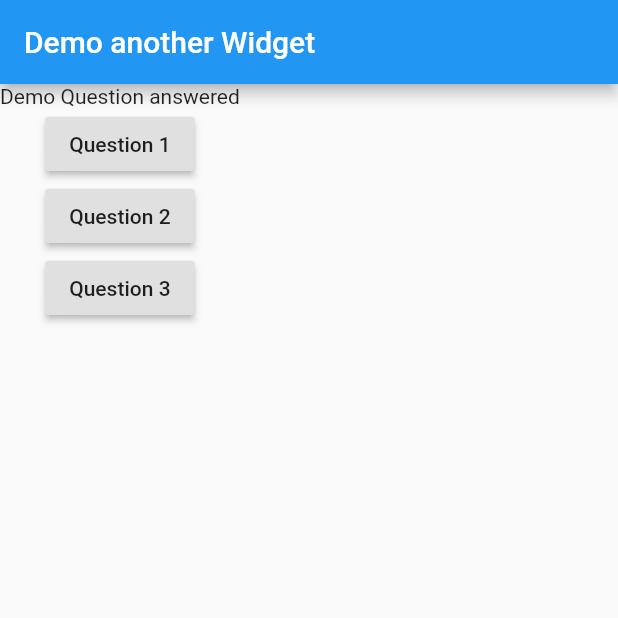
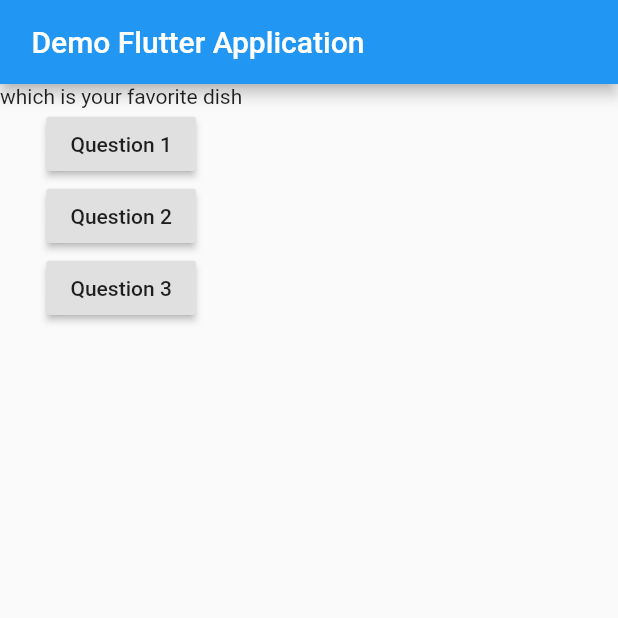
Before and after one commit to VinayTShetty/Flutter, a Flutter app: the screen it shows after launch, on a phone screen of 412 x 824 dp, the top half of it. Run offline on Flutter 3.47's test engine with Material 2 defaults, Android fonts, the light colour scheme and no system bars.

Commit message:
using Array Function for the Dynamic Question in the application.

```diff
--- a/FlutterApp/flutter_course_project/lib/main.dart
+++ b/FlutterApp/flutter_course_project/lib/main.dart
@@ -18,12 +18,13 @@ class MyApp extends StatelessWidget {
 class DemoApp extends StatelessWidget {
   @override
   Widget build(BuildContext context) {
+    var question = ['which is your favorite dish','what s your favorite Sports'];
     // TODO: implement build
     return MaterialApp(
         home: Scaffold(
-            appBar: AppBar(title: Text('Demo another Widget')),
+            appBar: AppBar(title: Text(' Demo Flutter Application ')),
             body: Column(children: [
-              Text('Demo Question answered'),
+              Text(question.elementAt(0)),
               RaisedButton(
                   child: Text('Question 1'), onPressed: answerQuestion),
               RaisedButton(
```
